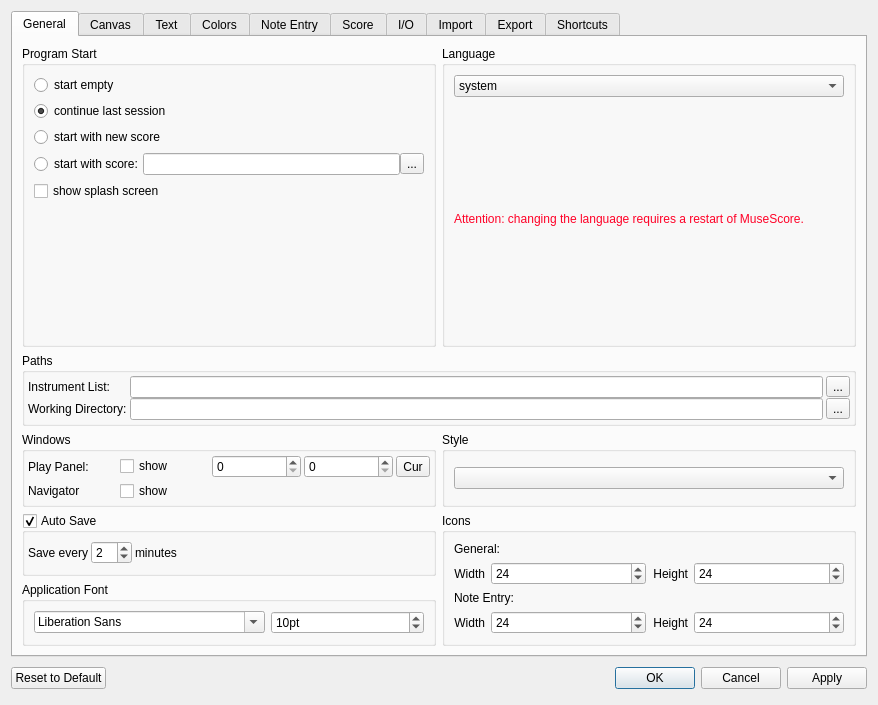
Before: the Qt Designer form mscore/mscore/prefsdialog.ui in musescore/musescore-old, drawn with Qt 5.
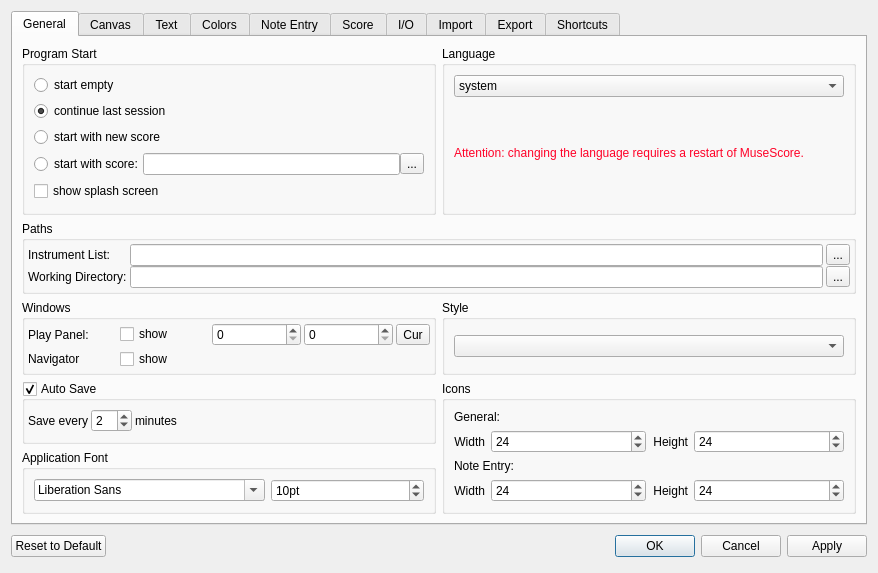
After: the same form once the commit is applied. Icons and pictures are not drawn. Custom widgets are drawn as their Qt base class.

Commit message: - experiment with darker (more readable) colors for voices and out-of-range notes - reduce size of Preference window for small screen sizes - update Dutch translation

The edit to the form file:
```diff
--- a/mscore/mscore/prefsdialog.ui
+++ b/mscore/mscore/prefsdialog.ui
@@ -7,7 +7,7 @@
     <x>0</x>
     <y>0</y>
     <width>878</width>
-    <height>705</height>
+    <height>564</height>
    </rect>
   </property>
   <property name="windowTitle">
```
The commit also changes 4 other files.
